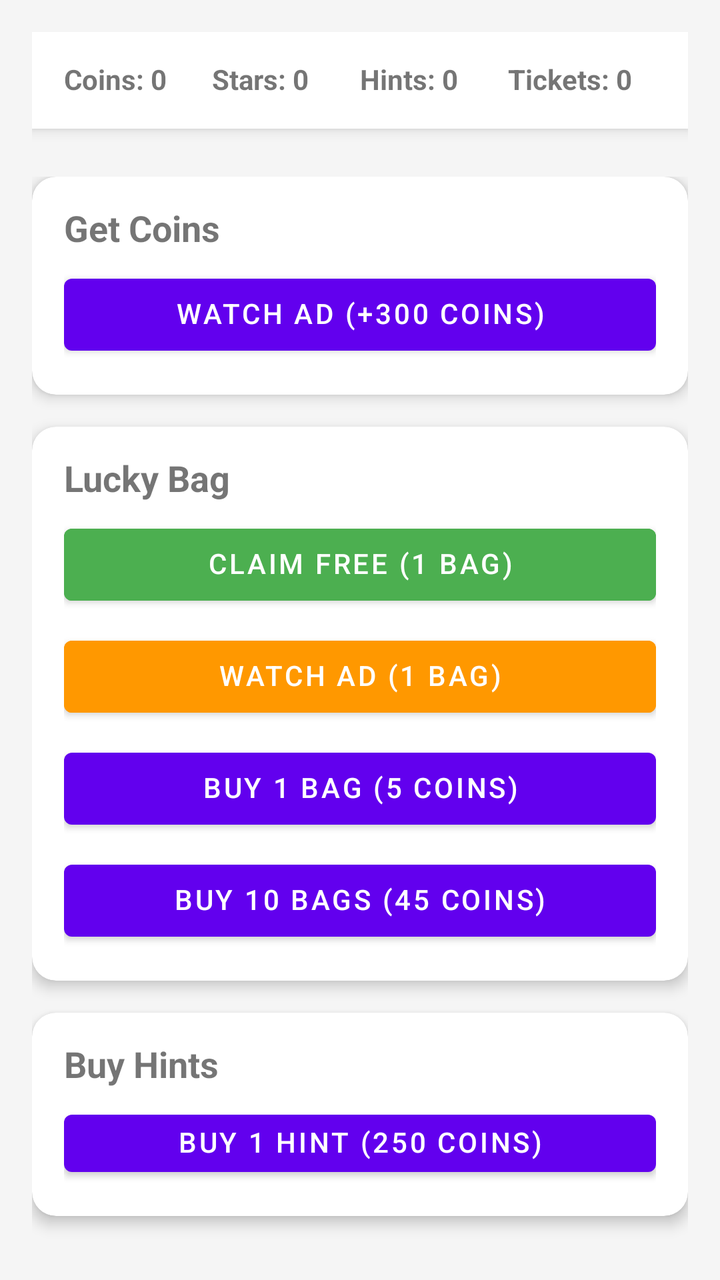
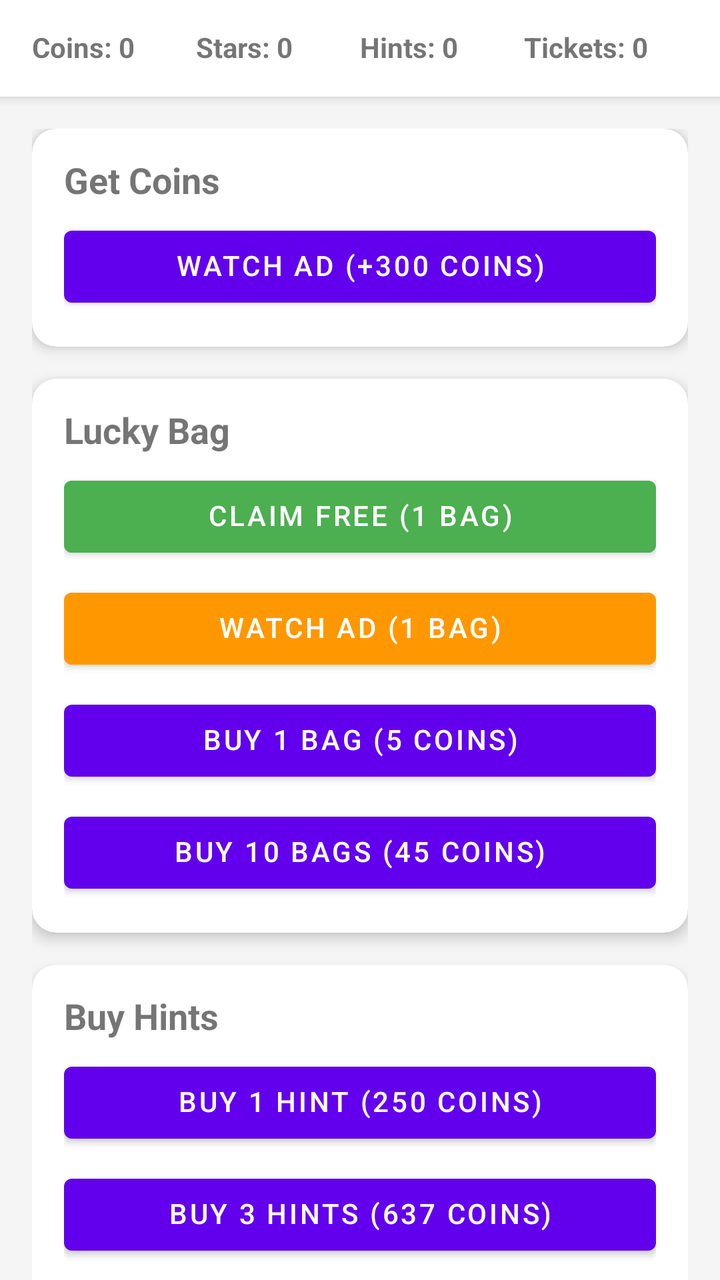

Two renders of the same Android screen: before a commit and after it. Below are the layout's source before the change and the commit's diff.
<!-- AndroidManifest.xml: application theme Theme.Main -->
<!-- res/layout/activity_shop.xml -->
<?xml version="1.0" encoding="utf-8"?>
<layout xmlns:android="http://schemas.android.com/apk/res/android"
    xmlns:app="http://schemas.android.com/apk/res-auto"
    xmlns:tools="http://schemas.android.com/tools">

    <data>
        <variable
            name="viewModel"
            type="com.fireants.template.ui.component.shop.ShopViewModel" />
    </data>

    <androidx.constraintlayout.widget.ConstraintLayout
        android:layout_width="match_parent"
        android:layout_height="match_parent"
        android:background="#F5F5F5"
        android:padding="16dp">

        
        <LinearLayout
            android:id="@+id/topBar"
            android:layout_width="match_parent"
            android:layout_height="wrap_content"
            android:background="#FFFFFF"
            android:elevation="4dp"
            android:orientation="horizontal"
            android:padding="16dp"
            app:layout_constraintTop_toTopOf="parent">

            <TextView
                android:id="@+id/tvCoins"
                android:layout_width="0dp"
                android:layout_height="wrap_content"
                android:layout_weight="1"
                android:text="Coins: 0"
                android:textStyle="bold" />

            <TextView
                android:id="@+id/tvStars"
                android:layout_width="0dp"
                android:layout_height="wrap_content"
                android:layout_weight="1"
                android:text="Stars: 0"
                android:textStyle="bold" />

            <TextView
                android:id="@+id/tvHints"
                android:layout_width="0dp"
                android:layout_height="wrap_content"
                android:layout_weight="1"
                android:text="Hints: 0"
                android:textStyle="bold" />

            <TextView
                android:id="@+id/tvTickets"
                android:layout_width="0dp"
                android:layout_height="wrap_content"
                android:layout_weight="1"
                android:text="Tickets: 0"
                android:textStyle="bold" />
        </LinearLayout>

        
        <LinearLayout
            android:layout_width="match_parent"
            android:layout_height="0dp"
            android:layout_marginTop="24dp"
            android:orientation="vertical"
            app:layout_constraintBottom_toBottomOf="parent"
            app:layout_constraintTop_toBottomOf="@id/topBar">

            
            <androidx.cardview.widget.CardView
                android:layout_width="match_parent"
                android:layout_height="wrap_content"
                android:layout_marginBottom="16dp"
                app:cardCornerRadius="12dp"
                app:cardElevation="4dp">
                <LinearLayout
                    android:layout_width="match_parent"
                    android:layout_height="wrap_content"
                    android:orientation="vertical"
                    android:padding="16dp">
                    <TextView
                        android:layout_width="match_parent"
                        android:layout_height="wrap_content"
                        android:text="Get Coins"
                        android:textSize="18sp"
                        android:textStyle="bold" />
                    <Button
                        android:id="@+id/btnWatchAd"
                        android:layout_width="match_parent"
                        android:layout_height="wrap_content"
                        android:layout_marginTop="8dp"
                        android:text="Watch Ad (+300 Coins)" />
                </LinearLayout>
            </androidx.cardview.widget.CardView>

            
            <androidx.cardview.widget.CardView
                android:layout_width="match_parent"
                android:layout_height="wrap_content"
                android:layout_marginBottom="16dp"
                app:cardCornerRadius="12dp"
                app:cardElevation="4dp">
                <LinearLayout
                    android:layout_width="match_parent"
                    android:layout_height="wrap_content"
                    android:orientation="vertical"
                    android:padding="16dp">
                    <TextView
                        android:layout_width="match_parent"
                        android:layout_height="wrap_content"
                        android:text="Lucky Bag"
                        android:textSize="18sp"
                        android:textStyle="bold" />
                    <Button
                        android:id="@+id/btnClaimFreeBag"
                        android:layout_width="match_parent"
                        android:layout_height="wrap_content"
                        android:layout_marginTop="8dp"
                        android:text="Claim Free (1 Bag)"
                        android:backgroundTint="#4CAF50" />
                    <Button
                        android:id="@+id/btnWatchAdBag"
                        android:layout_width="match_parent"
                        android:layout_height="wrap_content"
                        android:layout_marginTop="8dp"
                        android:text="Watch Ad (1 Bag)"
                        android:backgroundTint="#FF9800" />
                    <Button
                        android:id="@+id/btnBuy1Bag"
                        android:layout_width="match_parent"
                        android:layout_height="wrap_content"
                        android:layout_marginTop="8dp"
                        android:text="Buy 1 Bag (5 Coins)" />
                    <Button
                        android:id="@+id/btnBuy10Bags"
                        android:layout_width="match_parent"
                        android:layout_height="wrap_content"
                        android:layout_marginTop="8dp"
                        android:text="Buy 10 Bags (45 Coins)" />
                </LinearLayout>
            </androidx.cardview.widget.CardView>

            
            <androidx.cardview.widget.CardView
                android:layout_width="match_parent"
                android:layout_height="wrap_content"
                android:layout_marginBottom="16dp"
                app:cardCornerRadius="12dp"
                app:cardElevation="4dp">
                <LinearLayout
                    android:layout_width="match_parent"
                    android:layout_height="wrap_content"
                    android:orientation="vertical"
                    android:padding="16dp">
                    <TextView
                        android:layout_width="match_parent"
                        android:layout_height="wrap_content"
                        android:text="Buy Hints"
                        android:textSize="18sp"
                        android:textStyle="bold" />
                    <Button
                        android:id="@+id/btnBuy1Hint"
                        android:layout_width="match_parent"
                        android:layout_height="wrap_content"
                        android:layout_marginTop="8dp"
                        android:text="Buy 1 Hint (250 Coins)" />
                    <Button
                        android:id="@+id/btnBuy3Hints"
                        android:layout_width="match_parent"
                        android:layout_height="wrap_content"
                        android:layout_marginTop="8dp"
                        android:text="Buy 3 Hints (637 Coins)" />
                    <Button
                        android:id="@+id/btnBuy5Hints"
                        android:layout_width="match_parent"
                        android:layout_height="wrap_content"
                        android:layout_marginTop="8dp"
                        android:text="Buy 5 Hints (1000 Coins)" />
                </LinearLayout>
            </androidx.cardview.widget.CardView>

            
            <androidx.cardview.widget.CardView
                android:layout_width="match_parent"
                android:layout_height="wrap_content"
                app:cardCornerRadius="12dp"
                app:cardElevation="4dp">
                <LinearLayout
                    android:layout_width="match_parent"
                    android:layout_height="wrap_content"
                    android:orientation="vertical"
                    android:padding="16dp">
                    <TextView
                        android:layout_width="match_parent"
                        android:layout_height="wrap_content"
                        android:text="Unlock Random Paper"
                        android:textSize="18sp"
                        android:textStyle="bold" />
                    <Button
                        android:id="@+id/btnBuyPaper"
                        android:layout_width="match_parent"
                        android:layout_height="wrap_content"
                        android:layout_marginTop="8dp"
                        android:text="Buy Paper (Cost: 800 Coins)" />
                </LinearLayout>
            </androidx.cardview.widget.CardView>

        </LinearLayout>

    </androidx.constraintlayout.widget.ConstraintLayout>
</layout>
<!-- resources referenced by this layout -->
<resources>
  <style name="Theme.Main" parent="Theme.MaterialComponents.Light.NoActionBar">
          
          <item name="colorPrimary">@color/purple_500</item>
          <item name="colorPrimaryVariant">@color/purple_700</item>
          <item name="colorOnPrimary">@color/white</item>
          
          <item name="colorSecondary">@color/teal_200</item>
          <item name="colorSecondaryVariant">@color/teal_700</item>
          <item name="colorOnSecondary">@color/white</item>
          
          <item name="android:windowBackground">#F4F4F4</item>
          
          <item name="android:animateLayoutChanges">false</item>
  
          <item name="android:includeFontPadding">false</item>
      </style>
  <color name="purple_500">#FF6200EE</color>
  <color name="purple_700">#FF3700B3</color>
  <color name="white">#FFFFFFFF</color>
  <color name="teal_200">#FF03DAC5</color>
  <color name="teal_700">#FF018786</color>
</resources>

<!-- the commit's change to res/layout/activity_shop.xml (unified diff, before → after) -->
@@ -12,8 +12,7 @@
     <androidx.constraintlayout.widget.ConstraintLayout
         android:layout_width="match_parent"
         android:layout_height="match_parent"
-        android:background="#F5F5F5"
-        android:padding="16dp">
+        android:background="#F5F5F5">
 
         
         <LinearLayout
@@ -59,155 +58,192 @@
                 android:textStyle="bold" />
         </LinearLayout>
 
-        
-        <LinearLayout
+        <androidx.core.widget.NestedScrollView
             android:layout_width="match_parent"
             android:layout_height="0dp"
-            android:layout_marginTop="24dp"
-            android:orientation="vertical"
-            app:layout_constraintBottom_toBottomOf="parent"
-            app:layout_constraintTop_toBottomOf="@id/topBar">
-
-            
-            <androidx.cardview.widget.CardView
+            app:layout_constraintTop_toBottomOf="@id/topBar"
+            app:layout_constraintBottom_toBottomOf="parent">
+
+            <LinearLayout
                 android:layout_width="match_parent"
                 android:layout_height="wrap_content"
-                android:layout_marginBottom="16dp"
-                app:cardCornerRadius="12dp"
-                app:cardElevation="4dp">
-                <LinearLayout
-                    android:layout_width="match_parent"
-                    android:layout_height="wrap_content"
-                    android:orientation="vertical"
-                    android:padding="16dp">
-                    <TextView
+                android:orientation="vertical"
+                android:padding="16dp">
+
+                
+                <androidx.cardview.widget.CardView
+                    android:layout_width="match_parent"
+                    android:layout_height="wrap_content"
+                    android:layout_marginBottom="16dp"
+                    app:cardCornerRadius="12dp"
+                    app:cardElevation="4dp">
+                    <LinearLayout
                         android:layout_width="match_parent"
                         android:layout_height="wrap_content"
-                        android:text="Get Coins"
-                        android:textSize="18sp"
-                        android:textStyle="bold" />
-                    <Button
-                        android:id="@+id/btnWatchAd"
+                        android:orientation="vertical"
+                        android:padding="16dp">
+                        <TextView
+                            android:layout_width="match_parent"
+                            android:layout_height="wrap_content"
+                            android:text="Get Coins"
+                            android:textSize="18sp"
+                            android:textStyle="bold" />
+                        <Button
+                            android:id="@+id/btnWatchAd"
+                            android:layout_width="match_parent"
+                            android:layout_height="wrap_content"
+                            android:layout_marginTop="8dp"
+                            android:text="Watch Ad (+300 Coins)" />
+                    </LinearLayout>
+                </androidx.cardview.widget.CardView>
+
+                
+                <androidx.cardview.widget.CardView
+                    android:layout_width="match_parent"
+                    android:layout_height="wrap_content"
+                    android:layout_marginBottom="16dp"
+                    app:cardCornerRadius="12dp"
+                    app:cardElevation="4dp">
+                    <LinearLayout
                         android:layout_width="match_parent"
                         android:layout_height="wrap_content"
-                        android:layout_marginTop="8dp"
-                        android:text="Watch Ad (+300 Coins)" />
-                </LinearLayout>
-            </androidx.cardview.widget.CardView>
-
-            
-            <androidx.cardview.widget.CardView
-                android:layout_width="match_parent"
-                android:layout_height="wrap_content"
-                android:layout_marginBottom="16dp"
-                app:cardCornerRadius="12dp"
-                app:cardElevation="4dp">
-                <LinearLayout
-                    android:layout_width="match_parent"
-                    android:layout_height="wrap_content"
-                    android:orientation="vertical"
-                    android:padding="16dp">
-                    <TextView
+                        android:orientation="vertical"
+                        android:padding="16dp">
+                        <TextView
+                            android:layout_width="match_parent"
+                            android:layout_height="wrap_content"
+                            android:text="Lucky Bag"
+                            android:textSize="18sp"
+                            android:textStyle="bold" />
+                        <Button
+                            android:id="@+id/btnClaimFreeBag"
+                            android:layout_width="match_parent"
+                            android:layout_height="wrap_content"
+                            android:layout_marginTop="8dp"
+                            android:text="Claim Free (1 Bag)"
+                            android:backgroundTint="#4CAF50" />
+                        <Button
+                            android:id="@+id/btnWatchAdBag"
+                            android:layout_width="match_parent"
+                            android:layout_height="wrap_content"
+                            android:layout_marginTop="8dp"
+                            android:text="Watch Ad (1 Bag)"
+                            android:backgroundTint="#FF9800" />
+                        <Button
+                            android:id="@+id/btnBuy1Bag"
+                            android:layout_width="match_parent"
+                            android:layout_height="wrap_content"
+                            android:layout_marginTop="8dp"
+                            android:text="Buy 1 Bag (5 Coins)" />
+                        <Button
+                            android:id="@+id/btnBuy10Bags"
+                            android:layout_width="match_parent"
+                            android:layout_height="wrap_content"
+                            android:layout_marginTop="8dp"
+                            android:text="Buy 10 Bags (45 Coins)" />
+                    </LinearLayout>
+                </androidx.cardview.widget.CardView>
+
+                
+                <androidx.cardview.widget.CardView
+                    android:layout_width="match_parent"
+                    android:layout_height="wrap_content"
+                    android:layout_marginBottom="16dp"
+                    app:cardCornerRadius="12dp"
+                    app:cardElevation="4dp">
+                    <LinearLayout
                         android:layout_width="match_parent"
                         android:layout_height="wrap_content"
-                        android:text="Lucky Bag"
-                        android:textSize="18sp"
-                        android:textStyle="bold" />
-                    <Button
-                        android:id="@+id/btnClaimFreeBag"
-                        android:layout_width="match_parent"
-                        android:layout_height="wrap_content"
-                        android:layout_marginTop="8dp"
-                        android:text="Claim Free (1 Bag)"
-                        android:backgroundTint="#4CAF50" />
-                    <Button
-                        android:id="@+id/btnWatchAdBag"
-                        android:layout_width="match_parent"
-                        android:layout_height="wrap_content"
-                        android:layout_marginTop="8dp"
-                        android:text="Watch Ad (1 Bag)"
-                        android:backgroundTint="#FF9800" />
-                    <Button
-                        android:id="@+id/btnBuy1Bag"
-                        android:layout_width="match_parent"
-                        android:layout_height="wrap_content"
-                        android:layout_marginTop="8dp"
-                        android:text="Buy 1 Bag (5 Coins)" />
-                    <Button
-                        android:id="@+id/btnBuy10Bags"
-                        android:layout_width="match_parent"
-                        android:layout_height="wrap_content"
-                        android:layout_marginTop="8dp"
-                        android:text="Buy 10 Bags (45 Coins)" />
-                </LinearLayout>
-            </androidx.cardview.widget.CardView>
-
-            
-            <androidx.cardview.widget.CardView
-                android:layout_width="match_parent"
-                android:layout_height="wrap_content"
-                android:layout_marginBottom="16dp"
-                app:cardCornerRadius="12dp"
-                app:cardElevation="4dp">
-                <LinearLayout
-                    android:layout_width="match_parent"
-                    android:layout_height="wrap_content"
-                    android:orientation="vertical"
-                    android:padding="16dp">
-                    <TextView
-                        android:layout_width="match_parent"
-                        android:layout_height="wrap_content"
-                        android:text="Buy Hints"
-                        android:textSize="18sp"
-                        android:textStyle="bold" />
-                    <Button
-                        android:id="@+id/btnBuy1Hint"
-                        android:layout_width="match_parent"
-                        android:layout_height="wrap_content"
-                        android:layout_marginTop="8dp"
-                        android:text="Buy 1 Hint (250 Coins)" />
-                    <Button
-                        android:id="@+id/btnBuy3Hints"
-                        android:layout_width="match_parent"
-                        android:layout_height="wrap_content"
-                        android:layout_marginTop="8dp"
-                        android:text="Buy 3 Hints (637 Coins)" />
-                    <Button
-                        android:id="@+id/btnBuy5Hints"
-                        android:layout_width="match_parent"
-                        android:layout_height="wrap_content"
-                        android:layout_marginTop="8dp"
-                        android:text="Buy 5 Hints (1000 Coins)" />
-                </LinearLayout>
-            </androidx.cardview.widget.CardView>
-
-            
-            <androidx.cardview.widget.CardView
-                android:layout_width="match_parent"
-                android:layout_height="wrap_content"
-                app:cardCornerRadius="12dp"
-                app:cardElevation="4dp">
-                <LinearLayout
-                    android:layout_width="match_parent"
-                    android:layout_height="wrap_content"
-                    android:orientation="vertical"
-                    android:padding="16dp">
-                    <TextView
-                        android:layout_width="match_parent"
-                        android:layout_height="wrap_content"
-                        android:text="Unlock Random Paper"
-                        android:textSize="18sp"
-                        android:textStyle="bold" />
-                    <Button
-                        android:id="@+id/btnBuyPaper"
-                        android:layout_width="match_parent"
-                        android:layout_height="wrap_content"
-                        android:layout_marginTop="8dp"
-                        android:text="Buy Paper (Cost: 800 Coins)" />
-                </LinearLayout>
-            </androidx.cardview.widget.CardView>
-
-        </LinearLayout>
+                        android:orientation="vertical"
+                        android:padding="16dp">
+                        <TextView
+                            android:layout_width="match_parent"
+                            android:layout_height="wrap_content"
+                            android:text="Buy Hints"
+                            android:textSize="18sp"
+                            android:textStyle="bold" />
+                        <Button
+                            android:id="@+id/btnBuy1Hint"
+                            android:layout_width="match_parent"
+                            android:layout_height="wrap_content"
+                            android:layout_marginTop="8dp"
+                            android:text="Buy 1 Hint (250 Coins)" />
+                        <Button
+                            android:id="@+id/btnBuy3Hints"
+                            android:layout_width="match_parent"
+                            android:layout_height="wrap_content"
+                            android:layout_marginTop="8dp"
+                            android:text="Buy 3 Hints (637 Coins)" />
+                        <Button
+                            android:id="@+id/btnBuy5Hints"
+                            android:layout_width="match_parent"
+                            android:layout_height="wrap_content"
+                            android:layout_marginTop="8dp"
+                            android:text="Buy 5 Hints (1000 Coins)" />
+                    </LinearLayout>
+                </androidx.cardview.widget.CardView>
+                
+                
+                <TextView
+                    android:layout_width="match_parent"
+                    android:layout_height="wrap_content"
+                    android:text="Paper Collection"
+                    android:textSize="18sp"
+                    android:textStyle="bold"
+                    android:layout_marginBottom="8dp"
+                    android:layout_marginTop="8dp"/>
+                    
+                <androidx.recyclerview.widget.RecyclerView
+                    android:id="@+id/rvPapers"
+                    android:layout_width="match_parent"
+                    android:layout_height="wrap_content"
+                    android:nestedScrollingEnabled="false"
+                    tools:listitem="@layout/item_shop_paper" />
+
+            </LinearLayout>
+        </androidx.core.widget.NestedScrollView>
 
     </androidx.constraintlayout.widget.ConstraintLayout>
 </layout>
+<!-- res/layout/item_shop_paper.xml (included above) -->
+<?xml version="1.0" encoding="utf-8"?>
+<androidx.cardview.widget.CardView xmlns:android="http://schemas.android.com/apk/res/android"
+    xmlns:app="http://schemas.android.com/apk/res-auto"
+    android:layout_width="match_parent"
+    android:layout_height="wrap_content"
+    android:layout_margin="8dp"
+    app:cardCornerRadius="8dp"
+    app:cardElevation="2dp">
+
+    <LinearLayout
+        android:layout_width="match_parent"
+        android:layout_height="wrap_content"
+        android:gravity="center"
+        android:orientation="vertical"
+        android:padding="12dp">
+
+        <ImageView
+            android:id="@+id/ivPreview"
+            android:layout_width="80dp"
+            android:layout_height="80dp"
+            android:background="#DDDDDD"
+            android:contentDescription="Paper Preview" />
+
+        <TextView
+            android:id="@+id/tvName"
+            android:layout_width="wrap_content"
+            android:layout_height="wrap_content"
+            android:layout_marginTop="8dp"
+            android:text="Paper ID"
+            android:textStyle="bold" />
+
+        <Button
+            android:id="@+id/btnAction"
+            android:layout_width="match_parent"
+            android:layout_height="wrap_content"
+            android:layout_marginTop="8dp"
+            android:text="Buy" />
+
+    </LinearLayout>
+
+</androidx.cardview.widget.CardView>
